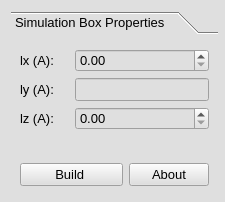
Before: the Qt Designer form furiousatoms/forms/box.ui in nasimanousheh/furious-atoms, drawn with Qt 5.
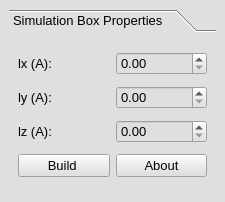
After: the same form once the commit is applied.

```diff
--- a/furiousatoms/forms/box.ui
+++ b/furiousatoms/forms/box.ui
@@ -33,12 +33,18 @@
   <property name="styleSheet">
    <string notr="true">background-color: rgb(223, 223, 223);</string>
   </property>
-  <layout class="QGridLayout" name="gridLayout_7">
-   <item row="0" column="0">
     <widget class="QToolBox" name="toolBlox">
      <property name="enabled">
       <bool>true</bool>
      </property>
+   <property name="geometry">
+    <rect>
+     <x>9</x>
+     <y>9</y>
+     <width>207</width>
+     <height>184</height>
+    </rect>
+   </property>
      <property name="minimumSize">
       <size>
        <width>207</width>
@@ -87,7 +93,7 @@
          </property>
         </widget>
        </item>
-       <item row="0" column="1" colspan="2">
+     <item row="0" column="1">
         <widget class="QDoubleSpinBox" name="SpinBox_lx">
          <property name="font">
           <font>
@@ -114,13 +120,19 @@
          </property>
         </widget>
        </item>
-       <item row="1" column="1" colspan="2">
-        <widget class="QLineEdit" name="lineEdit_ly">
+     <item row="1" column="1">
+      <widget class="QDoubleSpinBox" name="SpinBox_ly">
          <property name="font">
           <font>
            <pointsize>10</pointsize>
           </font>
          </property>
+       <property name="decimals">
+        <number>2</number>
+       </property>
+       <property name="maximum">
+        <double>200.000000000000000</double>
+       </property>
         </widget>
        </item>
        <item row="2" column="0">
@@ -135,7 +147,7 @@
          </property>
         </widget>
        </item>
-       <item row="2" column="1" colspan="2">
+     <item row="2" column="1">
         <widget class="QDoubleSpinBox" name="SpinBox_lz">
          <property name="font">
           <font>
@@ -150,20 +162,7 @@
          </property>
         </widget>
        </item>
-       <item row="3" column="2">
-        <spacer name="verticalSpacer">
-         <property name="orientation">
-          <enum>Qt::Vertical</enum>
-         </property>
-         <property name="sizeHint" stdset="0">
-          <size>
-           <width>20</width>
-           <height>40</height>
-          </size>
-         </property>
-        </spacer>
-       </item>
-       <item row="4" column="0" colspan="2">
+     <item row="3" column="0">
         <widget class="QPushButton" name="pushButton_build_box">
          <property name="font">
           <font>
@@ -175,7 +174,7 @@
          </property>
         </widget>
        </item>
-       <item row="4" column="2">
+     <item row="3" column="1">
         <widget class="QPushButton" name="pushButton_home_box">
          <property name="font">
           <font>
@@ -190,8 +189,6 @@
       </layout>
      </widget>
     </widget>
-   </item>
-  </layout>
  </widget>
  <resources/>
  <connections/>
```
Lines whose indentation alone changed are shown as unchanged.
